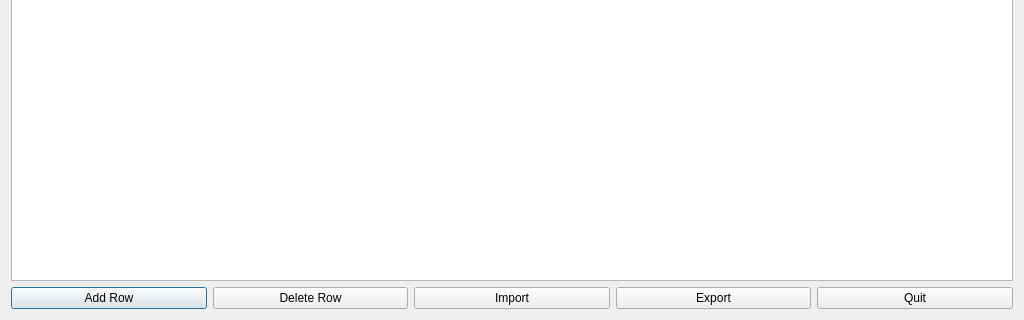
The window that chronoracetable.ui (flinco/LBChronoRace) describes before a commit, drawn with Qt 5; both pictures show x 0 to 1024 and y 448 to 768 of the 1024 by 768 pixel window.
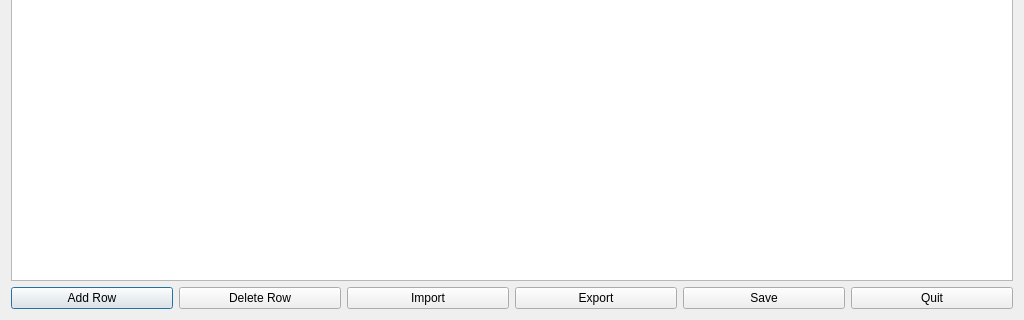
The same window after the commit. Icons and pictures are not drawn.

What changed in the file:
```diff
--- a/chronoracetable.ui
+++ b/chronoracetable.ui
@@ -96,6 +96,20 @@
        </property>
       </widget>
      </item>
+     <item>
+      <widget class="QPushButton" name="dialogSave">
+       <property name="toolTip">
+        <string>Save the race data</string>
+       </property>
+       <property name="text">
+        <string>Save</string>
+       </property>
+       <property name="icon">
+        <iconset resource="materialicons.qrc">
+         <normaloff>:/material/icons/save.svg</normaloff>:/material/icons/save.svg</iconset>
+       </property>
+      </widget>
+     </item>
      <item>
       <widget class="QPushButton" name="dialogQuit">
        <property name="toolTip">
```
